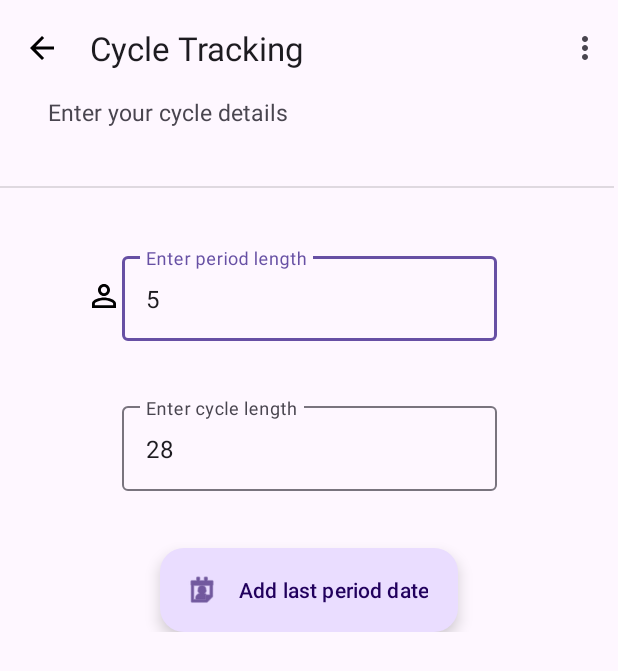
After one commit to Shikhar97/Guardian-Angel, an Android app: the CycleTrackingProfile screen opened directly, with no data from a screen before it, on a phone screen of 412 x 824 dp. The commit adds this screen. Shown: the top 671 px of the screen. Run offline under Robolectric (Android 15) with nearby library versions, the phone set to English and light mode, and no system bars; libraries missing offline, so code that uses them is left out: com.prolificinteractive.materialcalendarview.

Commit message:
Period Tracker UI update

```diff
--- a/app/GuardianAngel/app/build.gradle.kts
+++ b/app/GuardianAngel/app/build.gradle.kts
@@ -59,7 +59,7 @@ android {
 
 dependencies {
 
-    implementation("androidx.core:core-ktx:1.9.0")
+//    implementation("androidx.core:core-ktx:1.9.0")
     implementation("androidx.appcompat:appcompat:1.6.1")
     implementation("com.google.android.material:material:1.8.0")
     implementation("androidx.constraintlayout:constraintlayout:2.1.4")
--- a/app/GuardianAngel/app/src/main/AndroidManifest.xml
+++ b/app/GuardianAngel/app/src/main/AndroidManifest.xml
@@ -47,7 +47,7 @@
             </intent-filter>
         </activity>
         <activity
-            android:name=".UserProfile"
+            android:name=".CycleTrackingProfile"
             android:exported="true"
             android:theme="@style/Theme.GuardianAngel" >
         </activity>
--- /dev/null
+++ b/app/GuardianAngel/app/src/main/java/com/example/guardianangel/CycleTrackingProfile.kt
@@ -0,0 +1,104 @@
+
+package com.example.guardianangel
+
+import android.content.Intent
+import android.os.Bundle
+import android.text.Editable
+import android.util.Log
+import android.view.LayoutInflater
+import android.view.View
+import android.view.ViewGroup
+import android.widget.EditText
+import android.widget.ImageView
+import android.widget.NumberPicker
+import android.widget.NumberPicker.OnValueChangeListener
+import androidx.appcompat.app.AppCompatActivity
+import com.google.android.material.datepicker.CalendarConstraints
+import com.google.android.material.datepicker.MaterialDatePicker
+import com.google.android.material.dialog.MaterialAlertDialogBuilder
+import com.google.android.material.floatingactionbutton.FloatingActionButton
+import com.google.android.material.textfield.TextInputLayout
+import java.util.Calendar
+import java.util.TimeZone
+import com.google.android.material.button.MaterialButton
+import com.google.android.material.floatingactionbutton.ExtendedFloatingActionButton
+import com.prolificinteractive.materialcalendarview.MaterialCalendarView
+import androidx.core.util.Pair as APair
+
+var cycleLength = 28
+var periodLength = 5
+class CycleTrackingProfile : AppCompatActivity() {
+    private lateinit var extendedfab: ExtendedFloatingActionButton
+
+    override fun onCreate(savedInstanceState: Bundle?) {
+        super.onCreate(savedInstanceState)
+
+        setContentView(R.layout.cycle_tracking)
+
+        findViewById<TextInputLayout>(R.id.cyclelength).editText?.text =
+            Editable.Factory.getInstance().newEditable(28.toString())
+        findViewById<TextInputLayout>(R.id.periodlength).editText?.text =
+            Editable.Factory.getInstance().newEditable(5.toString())
+
+        val today = MaterialDatePicker.todayInUtcMilliseconds()
+        val calendar = Calendar.getInstance(TimeZone.getTimeZone("UTC"))
+
+        calendar.timeInMillis = today
+        calendar[Calendar.MONTH] = Calendar.NOVEMBER
+        val startYear = calendar.timeInMillis
+
+        calendar.timeInMillis = today
+        calendar[Calendar.DATE] = Calendar.DECEMBER
+        val endYear = calendar.timeInMillis
+
+        calendar[Calendar.MONTH] = Calendar.DECEMBER
+        val december = calendar.timeInMillis
+
+
+        val constraintsBuilder =
+            CalendarConstraints.Builder()
+                .setStart(startYear)
+                .setEnd(MaterialDatePicker.todayInUtcMilliseconds())
+                .setOpenAt(december)
+
+        val dateRangePicker =
+            MaterialDatePicker.Builder.dateRangePicker()
+                .setTitleText("Select dates")
+                .setSelection(
+                    APair(
+                        MaterialDatePicker.thisMonthInUtcMilliseconds(),
+                        MaterialDatePicker.todayInUtcMilliseconds()
+                    )
+                )
+                .setInputMode(MaterialDatePicker.INPUT_MODE_TEXT)
+                .setCalendarConstraints(constraintsBuilder.build())
+//                .setTheme(R.style.ThemeOverlay_MaterialComponents_MaterialCalendar)
+                .build()
+
+        extendedfab = findViewById(R.id.extended_fab)
+        extendedfab.setOnClickListener {
+            dateRangePicker.show(supportFragmentManager, "datePickerTag")
+            Log.d("daysDiff", dateRangePicker.selection.toString())
+
+        }
+
+//        val cycleButtonClick = findViewById<ImageView>(R.id.myCalendar)
+//        cycleButtonClick.setOnClickListener {
+//                putString(
+//                    "lengthcycle",
+//                    findViewById<TextInputLayout>(R.id.cyclelength).editText?.text.toString()
+//                )
+//                putString(
+//                    "lengthperiod",
+//                    findViewById<TextInputLayout>(R.id.periodlength).editText?.text.toString()
+//                )
+
+
+//            val intent = Intent(this, MyCycle::class.java)
+//            cycleLength = lengthcycle.text.toString().toInt()
+//            periodLength = lengthperiod.text.toString().toInt()
+//            intent.putExtra("cycleLength", cycleLength)
+//            intent.putExtra("periodLength", periodLength)
+//            startActivity(intent)
+    }
+}
--- /dev/null
+++ b/app/GuardianAngel/app/src/main/res/layout/cycle_tracking.xml
@@ -0,0 +1,117 @@
+<?xml version="1.0" encoding="utf-8"?>
+<LinearLayout
+    xmlns:android="http://schemas.android.com/apk/res/android"
+    xmlns:app="http://schemas.android.com/apk/res-auto"
+    android:layout_width="match_parent"
+    android:layout_height="wrap_content"
+    xmlns:tools="http://schemas.android.com/tools"
+    android:orientation="vertical">
+
+    <com.google.android.material.appbar.AppBarLayout
+        android:layout_width="match_parent"
+        android:layout_height="wrap_content">
+
+        <com.google.android.material.appbar.MaterialToolbar
+            android:id="@+id/topAppBar"
+            android:layout_width="match_parent"
+            android:layout_height="wrap_content"
+            android:minHeight="?attr/actionBarSize"
+            app:menu="@menu/top_app_bar"
+            app:title="@string/cycledetails"
+            app:navigationIcon="@drawable/baseline_arrow_back_24"
+            />
+
+    </com.google.android.material.appbar.AppBarLayout>
+
+    <TextView
+        android:id="@+id/aboutcycle"
+        android:layout_width="190dp"
+        android:layout_height="20dp"
+        android:text="Enter your cycle details"
+        android:textSize="15sp"
+        android:layout_marginStart="32dp"
+        app:layout_constraintStart_toStartOf="parent"
+        app:layout_constraintTop_toTopOf="parent" />
+
+    <View
+        android:id="@+id/cycledivider"
+        android:layout_width="409dp"
+        android:layout_height="1dp"
+        android:background="?android:attr/listDivider"
+        app:layout_constraintStart_toStartOf="parent"
+        android:layout_marginTop="40dp"
+        app:layout_constraintTop_toTopOf="@id/aboutcycle" />
+
+    <androidx.constraintlayout.widget.ConstraintLayout
+        android:layout_width="match_parent"
+        android:layout_height="match_parent"
+        android:fitsSystemWindows="true"
+        android:orientation="vertical"
+        tools:context=".MainActivity">
+
+        <ImageView
+            android:id="@+id/imageView"
+            android:layout_width="wrap_content"
+            android:layout_height="wrap_content"
+            android:layout_marginStart="60dp"
+            android:layout_marginTop="60dp"
+            app:layout_constraintEnd_toStartOf="@+id/periodlength"
+            app:layout_constraintTop_toTopOf="parent"
+            app:srcCompat="@drawable/user_24" />
+
+
+        <com.google.android.material.textfield.TextInputLayout
+            android:id="@+id/periodlength"
+            android:layout_width="250dp"
+            android:layout_height="wrap_content"
+            android:layout_marginTop="40dp"
+            android:hint="Enter period length"
+            app:layout_constraintEnd_toEndOf="parent"
+            app:layout_constraintHorizontal_bias="0.5"
+            app:layout_constraintStart_toEndOf="@+id/imageView"
+            app:layout_constraintStart_toStartOf="parent"
+            app:layout_constraintTop_toTopOf="parent">
+
+            <com.google.android.material.textfield.TextInputEditText
+                android:layout_width="match_parent"
+                android:layout_height="wrap_content" />
+
+        </com.google.android.material.textfield.TextInputLayout>
+
+        <com.google.android.material.textfield.TextInputLayout
+            android:id="@+id/cyclelength"
+            android:layout_width="250dp"
+            android:layout_height="wrap_content"
+            android:layout_marginTop="100dp"
+            android:hint="Enter cycle length"
+            app:layout_constraintEnd_toEndOf="parent"
+            app:layout_constraintHorizontal_bias="0.5"
+            app:layout_constraintStart_toStartOf="parent"
+            app:layout_constraintTop_toTopOf="@+id/periodlength">
+
+            <com.google.android.material.textfield.TextInputEditText
+                android:layout_width="match_parent"
+                android:layout_height="wrap_content" />
+
+        </com.google.android.material.textfield.TextInputLayout>
+
+        <com.google.android.material.floatingactionbutton.ExtendedFloatingActionButton
+            android:id="@+id/extended_fab"
+            android:layout_width="wrap_content"
+            android:layout_height="wrap_content"
+            android:layout_gravity="bottom|end"
+            android:layout_marginTop="100dp"
+            android:clickable="true"
+            android:contentDescription="Add last period date"
+            android:text="Add last period date"
+            app:icon="@android:drawable/ic_menu_my_calendar"
+            app:layout_constraintEnd_toEndOf="parent"
+            app:layout_constraintHorizontal_bias="0.5"
+            app:layout_constraintStart_toStartOf="parent"
+            app:layout_constraintTop_toTopOf="@+id/cyclelength" />
+
+
+    </androidx.constraintlayout.widget.ConstraintLayout>
+
+
+</LinearLayout>
--- a/app/GuardianAngel/app/src/main/res/values/strings.xml
+++ b/app/GuardianAngel/app/src/main/res/values/strings.xml
@@ -68,6 +68,7 @@
     <string name="blood">Blood Group</string>
     <string name="save">Save</string>
     <string name="profile">Profile</string>
+    <string name="cycledetails">Cycle Tracking</string>
     <string name="about">About you</string>
     <string name="dashboard">Dashboard</string>
     <string name="suggestion">Suggestions for you</string>
--- a/app/GuardianAngel/app/src/main/res/values/styles.xml
+++ b/app/GuardianAngel/app/src/main/res/values/styles.xml
@@ -27,4 +27,5 @@
 <!--        <item name="colorSurface">@color/shrine_pink_light</item>-->
 <!--        <item name="colorOnSurfaceVariant">@color/shrine_pink_900</item>-->
 <!--    </style>-->
+
 </resources>
```
Also changed, not shown: app/GuardianAngel/app/src/main/java/com/example/guardianangel/Settings.kt (+7 -1 lines), app/GuardianAngel/app/src/main/java/com/example/guardianangel/UserProfile.kt (deleted, +0 -76 lines), app/GuardianAngel/app/src/main/res/layout/profile_user.xml (deleted, +0 -282 lines).
